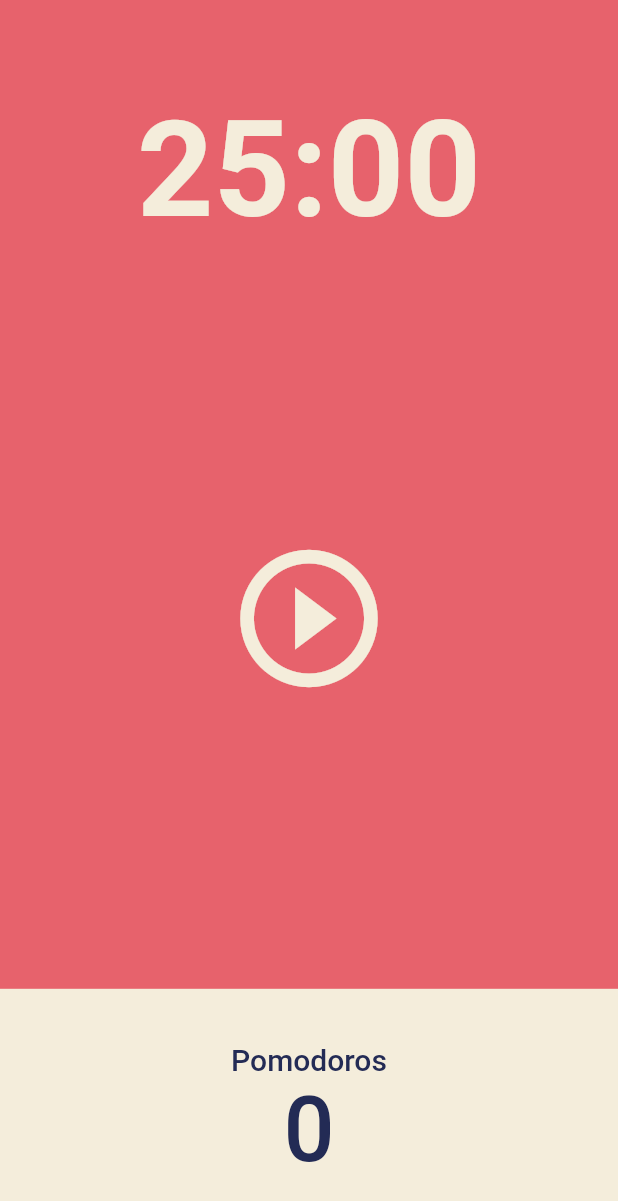
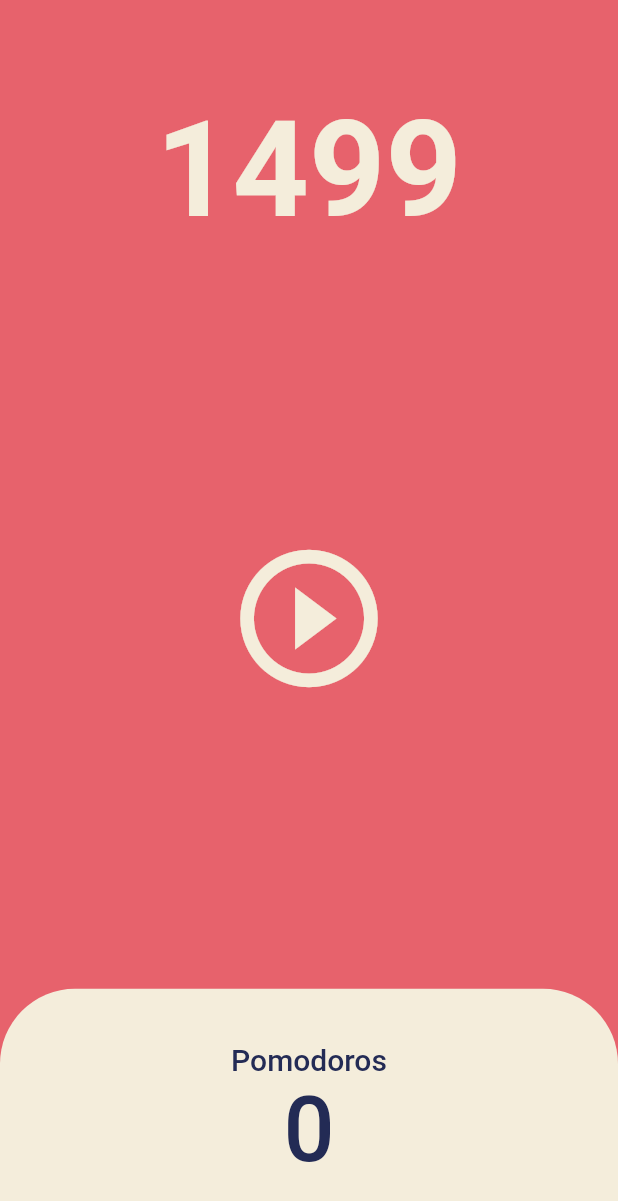
Before and after one commit to sy5072/HelloDartFlutter, a Flutter app: the screen it shows after launch, after a tap on the "play circle outline" icon, on a phone screen of 412 x 824 dp. Shown: the top 1201 px of the screen. Run offline on Flutter 3.47's test engine with Material 2 defaults, Android fonts, the phone set to English and light mode, and no system bars.

Commit message:
pomodoro/timer

```diff
--- a/pomodoro/lib/screens/home_screen.dart
+++ b/pomodoro/lib/screens/home_screen.dart
@@ -1,3 +1,5 @@
+import 'dart:async';
+
 import 'package:flutter/material.dart';
 
 class HomeScreen extends StatefulWidget {
@@ -8,6 +10,19 @@ class HomeScreen extends StatefulWidget {
 }
 
 class _HomeScreenState extends State<HomeScreen> {
+  int totalSeconds = 1500;
+  late Timer timer;
+
+  void onTick(Timer timer) {
+    setState(() {
+      totalSeconds -= 1;
+    });
+  }
+
+  void onStartPressed() {
+    timer = Timer.periodic(const Duration(seconds: 1), onTick);
+  }
+
   @override
   Widget build(BuildContext context) {
     return Scaffold(
@@ -19,7 +34,7 @@ class _HomeScreenState extends State<HomeScreen> {
             child: Container(
               alignment: Alignment.bottomCenter,
               child: Text(
-                "25:00",
+                "$totalSeconds",
                 style: TextStyle(
                   color: Theme.of(context).cardColor,
                   fontSize: 89,
@@ -34,7 +49,7 @@ class _HomeScreenState extends State<HomeScreen> {
                 child: IconButton(
               iconSize: 110,
               color: Theme.of(context).cardColor,
-              onPressed: () {},
+              onPressed: onStartPressed,
               icon: const Icon(Icons.play_circle_outline_outlined),
             )),
           ),
@@ -45,8 +60,9 @@ class _HomeScreenState extends State<HomeScreen> {
                 Expanded(
                   child: Container(
                     decoration: BoxDecoration(
-                      color: Theme.of(context).cardColor,
-                    ),
+                        color: Theme.of(context).cardColor,
+                        borderRadius: const BorderRadius.vertical(
+                            top: Radius.circular(50))),
                     child: Column(
                       mainAxisAlignment: MainAxisAlignment.center,
                       children: [
```
